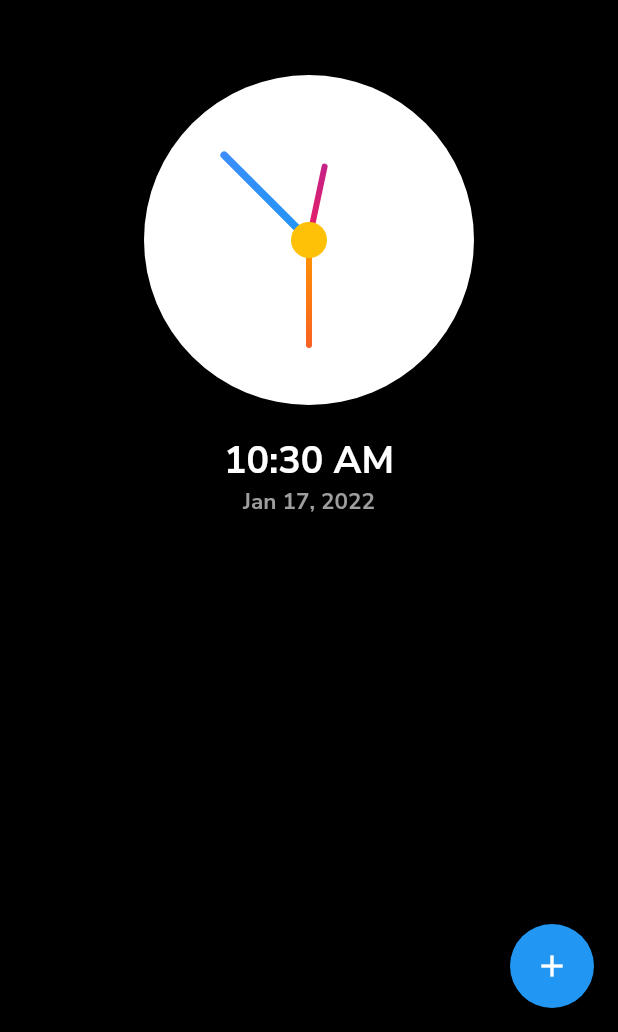
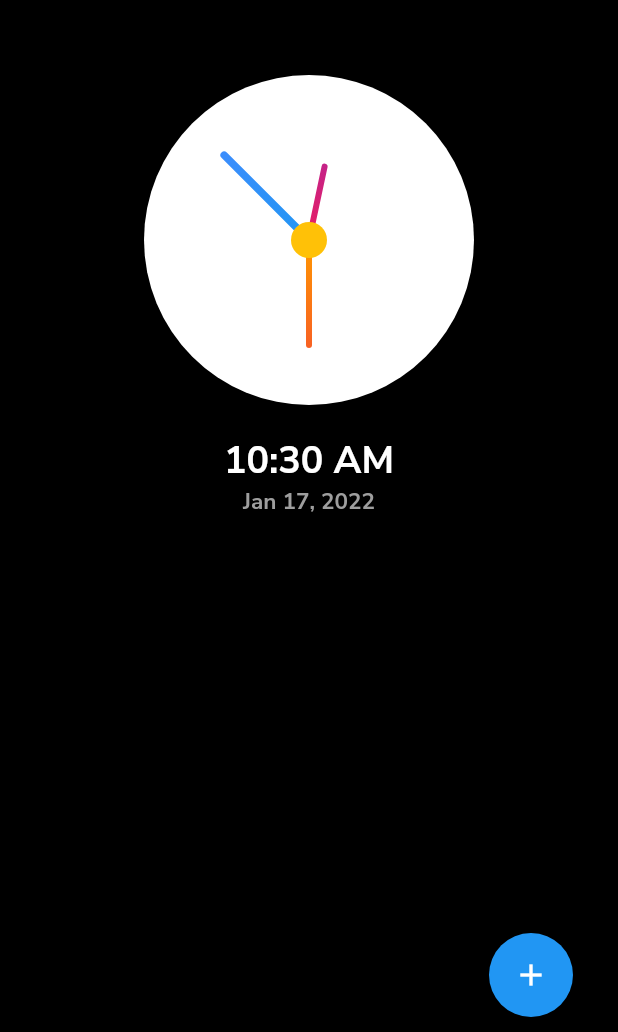
Before and after one commit to naveeramesh/clock_app, a Flutter app: the screen it shows after launch, on a phone screen of 412 x 824 dp, the part 204-1236 px from its top. Run offline on Flutter 3.47's test engine with Material 2 defaults, Android fonts, the phone set to English and light mode, and no system bars; our stand-ins replace google_fonts, lottie; network calls fail.

Commit message:
feat:Changing the visibility of button

```diff
--- a/timer_app/lib/Screen/homeScreen.dart
+++ b/timer_app/lib/Screen/homeScreen.dart
@@ -31,11 +31,6 @@ class _HomeScreenState extends State<HomeScreen> {
   @override
   Widget build(BuildContext context) {
     return Scaffold(
-      floatingActionButton: FloatingActionButton(
-        backgroundColor: Colors.blue,
-        onPressed: () {},
-        child: Icon(Icons.add),
-      ),
       appBar: AppBar(
         elevation: 0,
         centerTitle: true,
@@ -74,6 +69,19 @@ class _HomeScreenState extends State<HomeScreen> {
             style: GoogleFonts.nunitoSans(
                 color: Colors.grey, fontWeight: FontWeight.bold, fontSize: 15),
           ),
+          Spacer(),
+          Row(
+            mainAxisAlignment: MainAxisAlignment.end,
+            children: [
+              Padding(
+                  padding: const EdgeInsets.only(right: 30.0, bottom: 10),
+                  child: Consumer<MenuType>(
+                      builder: (_, value, __) => value.title == "Alarm"
+                          ? FloatingActionButton(
+                              onPressed: () {}, child: Icon(Icons.add))
+                          : SizedBox())),
+            ],
+          )
         ],
       ),
     );
--- a/timer_app/lib/models/menu_type.dart
+++ b/timer_app/lib/models/menu_type.dart
@@ -1,24 +1,15 @@
-
 import 'package:flutter/cupertino.dart';
 import 'package:flutter/material.dart';
 
-
 class MenuType extends ChangeNotifier {
-  // Menus menus;
   String? title;
   Icon? icon;
   Color? color;
-  MenuType(
-      // this.menus,
-      {this.title,
-      this.icon,
-      this.color});
+  MenuType({this.title, this.icon, this.color});
 
   update_fn(MenuType menuType) {
-
     this.title = menuType.title;
     this.icon = menuType.icon;
-
     print(title);
     print(icon);
     notifyListeners();
@@ -26,19 +17,7 @@ class MenuType extends ChangeNotifier {
 }
 
 List<MenuType> items = [
-  MenuType(
-
-      title: "Alarm",
-      icon: Icon(Icons.alarm),
-      color: Colors.amber),
-  MenuType(
-
-      title: "Timer",
-      icon: Icon(Icons.timelapse),
-      color: Colors.blue),
-  MenuType(
-
-      title: "Watch",
-      icon: Icon(Icons.lock_clock),
-      color: Colors.red)
+  MenuType(title: "Alarm", icon: Icon(Icons.alarm), color: Colors.amber),
+  MenuType(title: "Timer", icon: Icon(Icons.timelapse), color: Colors.blue),
+  MenuType(title: "Watch", icon: Icon(Icons.lock_clock), color: Colors.red)
 ];
```
